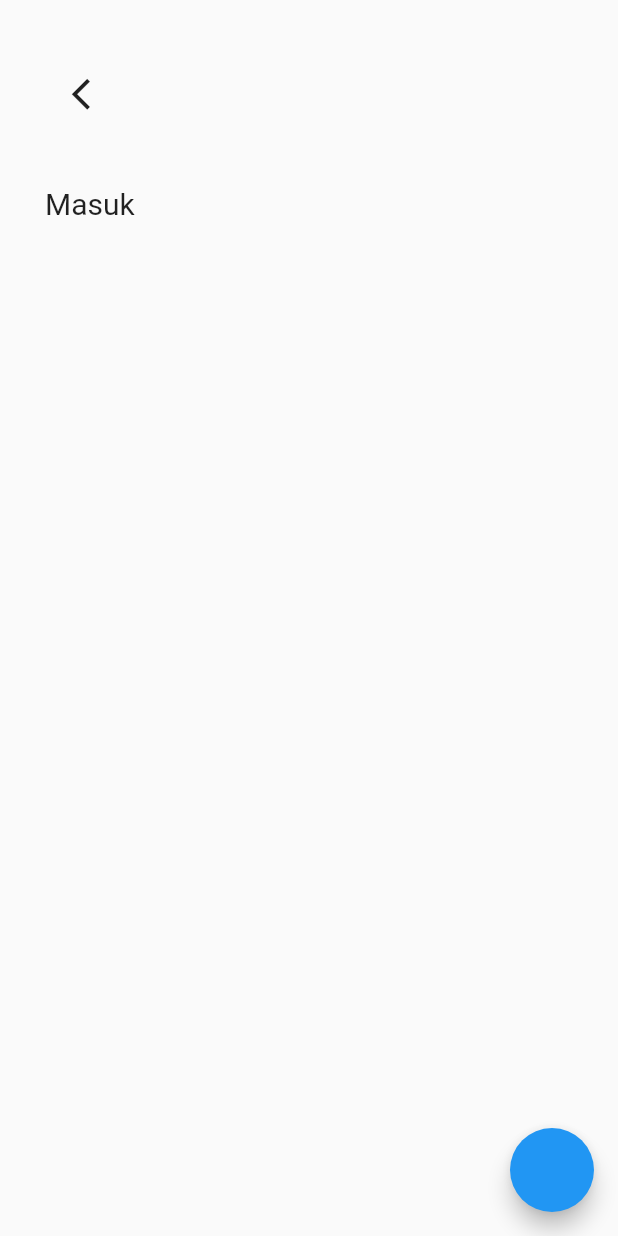
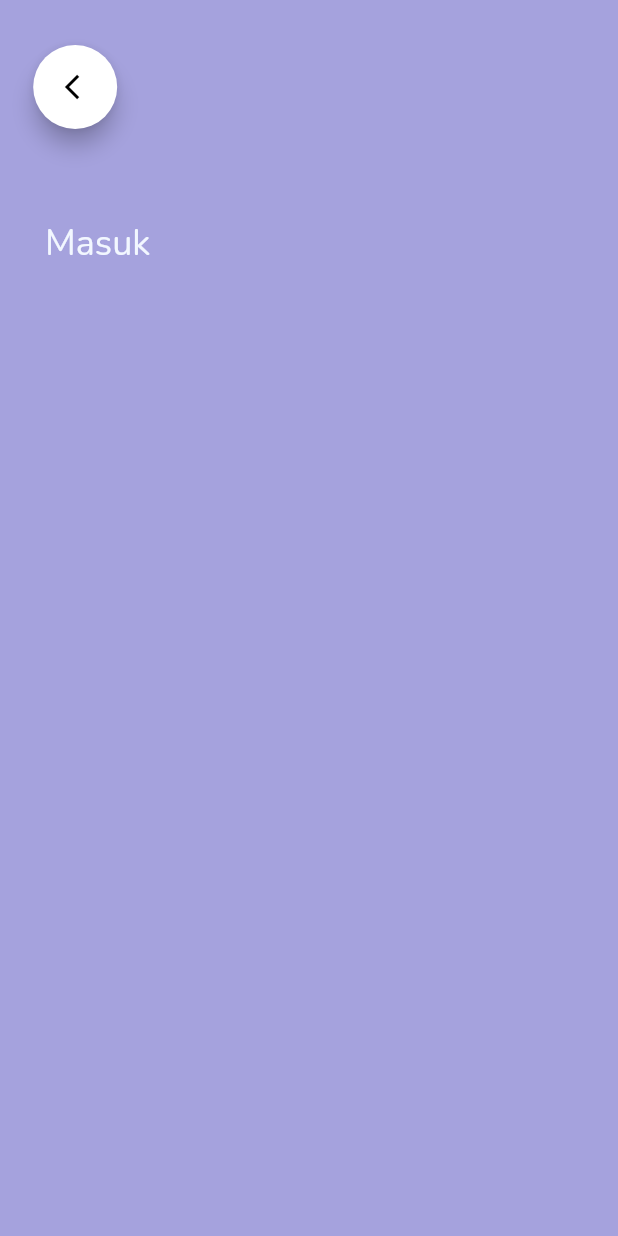
Before and after one commit to fauzannmw/bri-flutter, a Flutter app: the screen it shows after launch, on a phone screen of 412 x 824 dp. Run offline on Flutter 3.47's test engine with Material 2 defaults, Android fonts, the phone set to English and light mode, and no system bars.

Commit message:
+back button

```diff
--- a/lib/pages/home.dart
+++ b/lib/pages/home.dart
@@ -36,9 +36,7 @@ class _HomeState extends State<Home> {
               size: 20,
             ),
             onPressed: () {
-              setState(() {
-
-              });
+              setState(() {});
             },
           ),
         ),
--- a/lib/pages/login_screen.dart
+++ b/lib/pages/login_screen.dart
@@ -5,34 +5,40 @@ class login_screen extends StatelessWidget {
   @override
   Widget build(BuildContext context) {
     return Scaffold(
+      backgroundColor: Color.fromRGBO(165, 162, 221, 1),
       body: Column(
         children: [
-          IconButton(
-            onPressed: () {},
-            icon: Icon(
-              Icons.arrow_back_ios,
-              size: 25,
+          Container(
+            padding: EdgeInsets.only(top: 30),
+            child: FloatingActionButton(
+              backgroundColor: Colors.white,
+              child: Padding(
+                padding: EdgeInsets.only(left: 6),
+                child: Icon(
+                  Icons.arrow_back_ios,
+                  size: 20,
+                  color: Colors.black,
+                ),
+              ),
+              onPressed: () {
+                // setState(() {});
+              },
+            ),
+          ),
+          SizedBox(
+            height: 10,
+          ),
+          Container(
+            child: Text(
+              'Masuk',
+              style: TextStyle(
+                  fontFamily: "Nunito",
+                  fontSize: 24,
+                  color: Color.fromRGBO(242, 247, 255, 1)),
             ),
             padding: pad,
           ),
-          Padding(
-            child: Text(
-              'Masuk',
-              style: TextStyle(fontSize: 20),
-            ),
-            padding: pad,
-          ),
-          // Center(
-          //   child: Container(
-          //     color: Colors.black,
-          //     width: 100,
-          //     height: 100,
-          //   ),
-          // )
         ],
-      ),
-      floatingActionButton: FloatingActionButton(
-        onPressed: () {},
       ),
     );
   }
```
